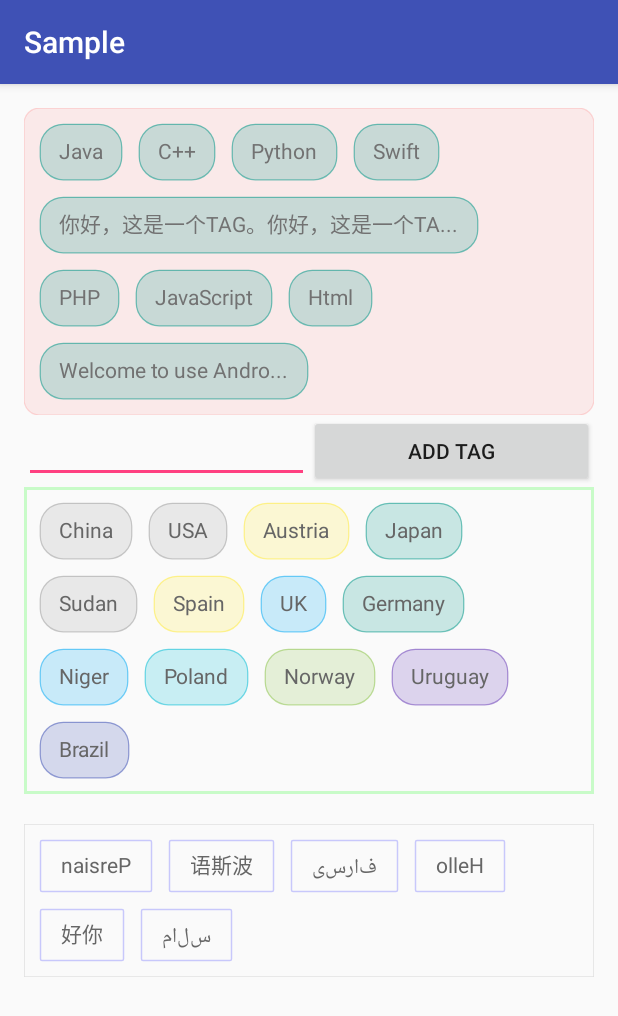
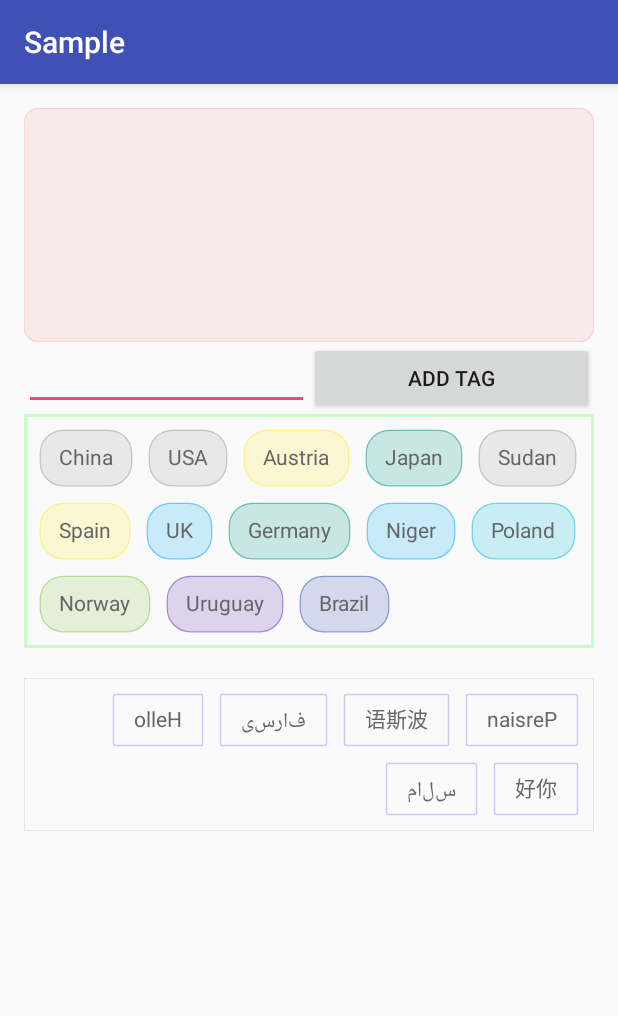
Before and after one commit to whilu/AndroidTagView, an Android app: the screen it shows after launch (MainActivity), on a phone screen of 412 x 824 dp. Shown: the top 1016 px of the screen. Run offline under Robolectric (Android 15) with nearby library versions, the phone set to English and light mode, and no system bars.

Commit message:
Support right gravity for TagContainerLayout

```diff
--- a/androidtagview/src/main/java/co/lujun/androidtagview/TagContainerLayout.java
+++ b/androidtagview/src/main/java/co/lujun/androidtagview/TagContainerLayout.java
@@ -8,6 +8,7 @@ import android.graphics.Paint;
 import android.graphics.RectF;
 import android.support.v4.widget.ViewDragHelper;
 import android.util.AttributeSet;
+import android.view.Gravity;
 import android.view.MotionEvent;
 import android.view.View;
 import android.view.ViewGroup;
@@ -45,6 +46,9 @@ public class TagContainerLayout extends ViewGroup {
 
     /** TagContainerLayout background color(default #11FF0000)*/
     private int mBackgroundColor = Color.parseColor("#11FF0000");
+
+    /** The container layout(default left)*/
+    private int mGravity = Gravity.LEFT;
 
     /** The max length for TagView(default max length 23)*/
     private int mTagMaxLength = 23;
@@ -141,6 +145,7 @@ public class TagContainerLayout extends ViewGroup {
         mDragEnable = attributes.getBoolean(R.styleable.AndroidTagView_container_enable_drag, false);
         mSensitivity = attributes.getFloat(R.styleable.AndroidTagView_container_drag_sensitivity,
                 mSensitivity);
+        mGravity = attributes.getInt(R.styleable.AndroidTagView_container_gravity, mGravity);
         mTagMaxLength = attributes.getInt(R.styleable.AndroidTagView_tag_max_length, mTagMaxLength);
         mTheme = attributes.getInt(R.styleable.AndroidTagView_tag_theme, mTheme);
         mTagBorderWidth = attributes.getDimension(R.styleable.AndroidTagView_tag_border_width,
@@ -206,13 +211,50 @@ public class TagContainerLayout extends ViewGroup {
     protected void onLayout(boolean changed, int l, int t, int r, int b) {
         int availableW = getMeasuredWidth() - getPaddingLeft() - getPaddingRight();
         int childCount = getChildCount();
-        int curLeft = getPaddingLeft(), curTop = getPaddingTop();
+        int curTop = getPaddingTop();
         mViewPos = new int[childCount * 2];
+        if (mGravity == Gravity.RIGHT){
+            int curRight = getMeasuredWidth() - getPaddingRight();
             for (int i = 0; i < childCount; i++) {
                 final View childView = getChildAt(i);
                 if (childView.getVisibility() != GONE) {
                     int width = childView.getMeasuredWidth();
-                if (curLeft + width + mHorizontalInterval - getPaddingLeft() > availableW){
+                    if (curRight - width < getPaddingLeft()){
+                        curRight = getMeasuredWidth() - getPaddingRight();
+                        curTop += mChildHeight + mVerticalInterval;
+                    }
+                    mViewPos[i * 2] = curRight - width;
+                    mViewPos[i * 2 + 1] = curTop;
+                    childView.layout(curRight - width, curTop, curRight, curTop + mChildHeight);
+                    curRight -= width + mHorizontalInterval;
+                }
+            }
+        }else if (mGravity == Gravity.CENTER){
+            /*int curLeft = getPaddingLeft();
+            for (int i = 0; i < childCount; i++) {
+                final View childView = getChildAt(i);
+                if (childView.getVisibility() != GONE) {
+                    int width = childView.getMeasuredWidth();
+                    if (curLeft + width - getPaddingLeft() > availableW){
+                        int leftW = getMeasuredWidth() - getChildAt(i - 1).getMeasuredWidth() - getPaddingRight() - mViewPos[i * 2];
+                        for (int j = i; j < mViewPos.length / 2; j++) {
+                            mViewPos[j * 2] = mViewPos[j * 2] +
+                        }
+                        curLeft = getPaddingLeft();
+                        curTop += mChildHeight + mVerticalInterval;
+                    }
+                    mViewPos[i * 2] = curLeft;
+                    mViewPos[i * 2 + 1] = curTop;
+                    curLeft += width + mHorizontalInterval;
+                }
+            }*/
+        }else {
+            int curLeft = getPaddingLeft();
+            for (int i = 0; i < childCount; i++) {
+                final View childView = getChildAt(i);
+                if (childView.getVisibility() != GONE) {
+                    int width = childView.getMeasuredWidth();
+                    if (curLeft + width - getPaddingLeft() > availableW){
                         curLeft = getPaddingLeft();
                         curTop += mChildHeight + mVerticalInterval;
                     }
@@ -220,6 +262,7 @@ public class TagContainerLayout extends ViewGroup {
                     mViewPos[i * 2 + 1] = curTop;
                     childView.layout(curLeft, curTop, curLeft + width, curTop + mChildHeight);
                     curLeft += width + mHorizontalInterval;
+                }
             }
         }
     }
@@ -262,11 +305,11 @@ public class TagContainerLayout extends ViewGroup {
         int lines = 1;
         for (int i = 0, curLineW = 0; i < childCount; i++) {
             View childView = getChildAt(i);
-            int dis = childView.getMeasuredWidth() + (int) mHorizontalInterval;
+            int dis = childView.getMeasuredWidth() + mHorizontalInterval;
             int height = childView.getMeasuredHeight();
             mChildHeight = i == 0 ? height : Math.min(mChildHeight, height);
             curLineW += dis;
-            if (curLineW > availableW){
+            if (curLineW - mHorizontalInterval > availableW){
                 lines++;
                 curLineW = dis;
             }
@@ -648,6 +691,22 @@ public class TagContainerLayout extends ViewGroup {
     }
 
     /**
+     * Get container layout gravity.
+     * @return
+     */
+    public int getGravity() {
+        return mGravity;
+    }
+
+    /**
+     * Set container layout gravity.
+     * @param gravity
+     */
+    public void setGravity(int gravity) {
+        this.mGravity = gravity;
+    }
+
+    /**
      * Get TagContainerLayout ViewDragHelper sensitivity.
      * @return
      */
--- a/androidtagview/src/main/res/values/attrs.xml
+++ b/androidtagview/src/main/res/values/attrs.xml
@@ -10,6 +10,11 @@
         <attr name="container_background_color" format="color" />
         <attr name="container_enable_drag" format="boolean" />
         <attr name="container_drag_sensitivity" format="float" />
+        <attr name="container_gravity" format="enum">
+            <enum name="left" value="3" />
+            <enum name="center" value="17" />
+            <enum name="right" value="5" />
+        </attr>
 
         <attr name="tag_border_width" format="dimension" />
         <attr name="tag_corner_radius" format="dimension" />
--- a/sample/src/main/res/layout/content_main.xml
+++ b/sample/src/main/res/layout/content_main.xml
@@ -29,6 +29,7 @@
                 android:layout_margin="0dp"
                 android:padding="10dp"
                 app:container_enable_drag="false"
+                app:container_gravity="center"
                 app:horizontal_interval="10dp"
                 app:tag_clickable="true"
                 app:tag_theme="pure_teal"
@@ -78,6 +79,7 @@
                 app:container_background_color="#00000000"
                 app:container_border_color="#33666666"
                 app:container_border_radius="0dp"
+                app:container_gravity="right"
                 app:horizontal_interval="10dp"
                 app:tag_background_color="#00000000"
                 app:tag_border_color="#330000ff"
```
Lines whose indentation alone changed are shown as unchanged.
